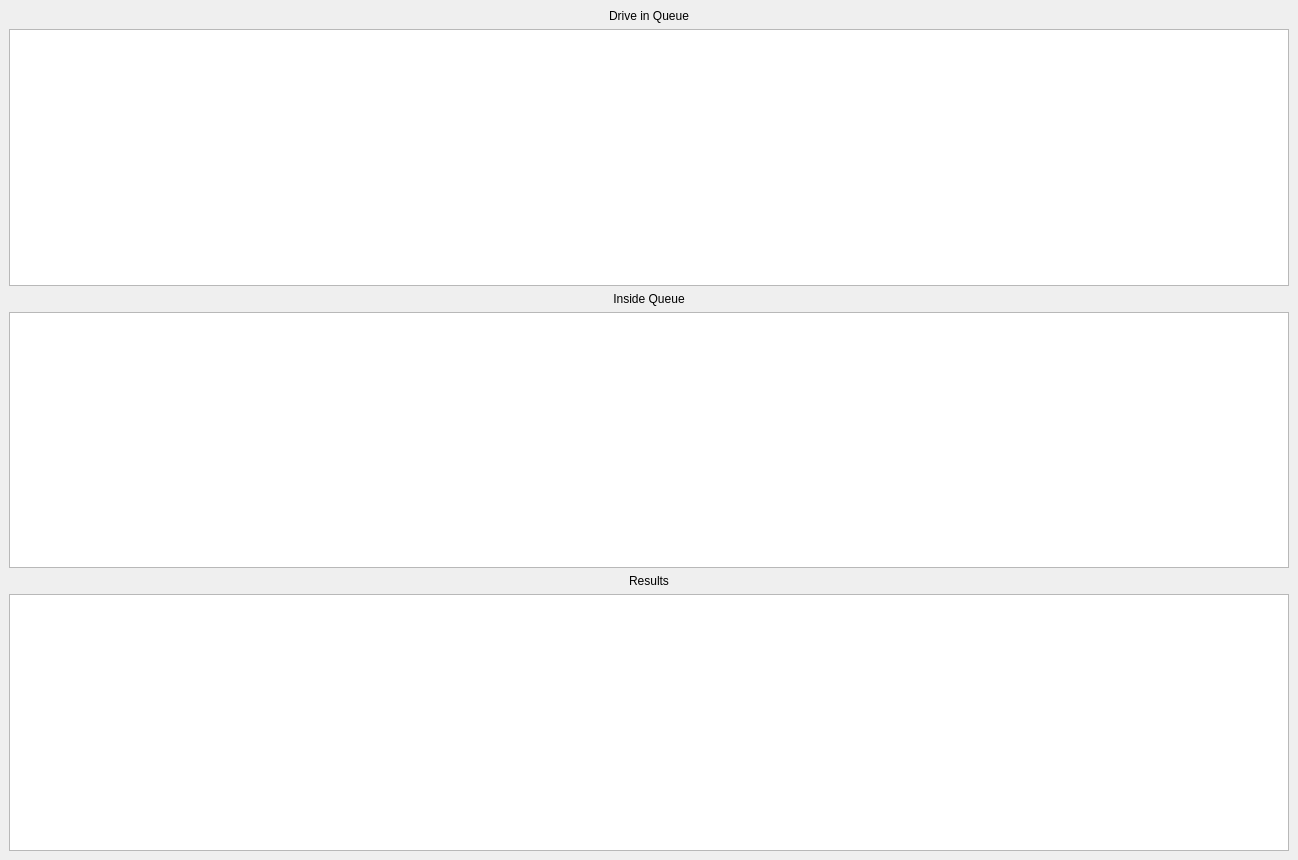
Before: the Qt Designer form runwindow.ui in ragrag/Queue-Simulation-QT, drawn with Qt 5.
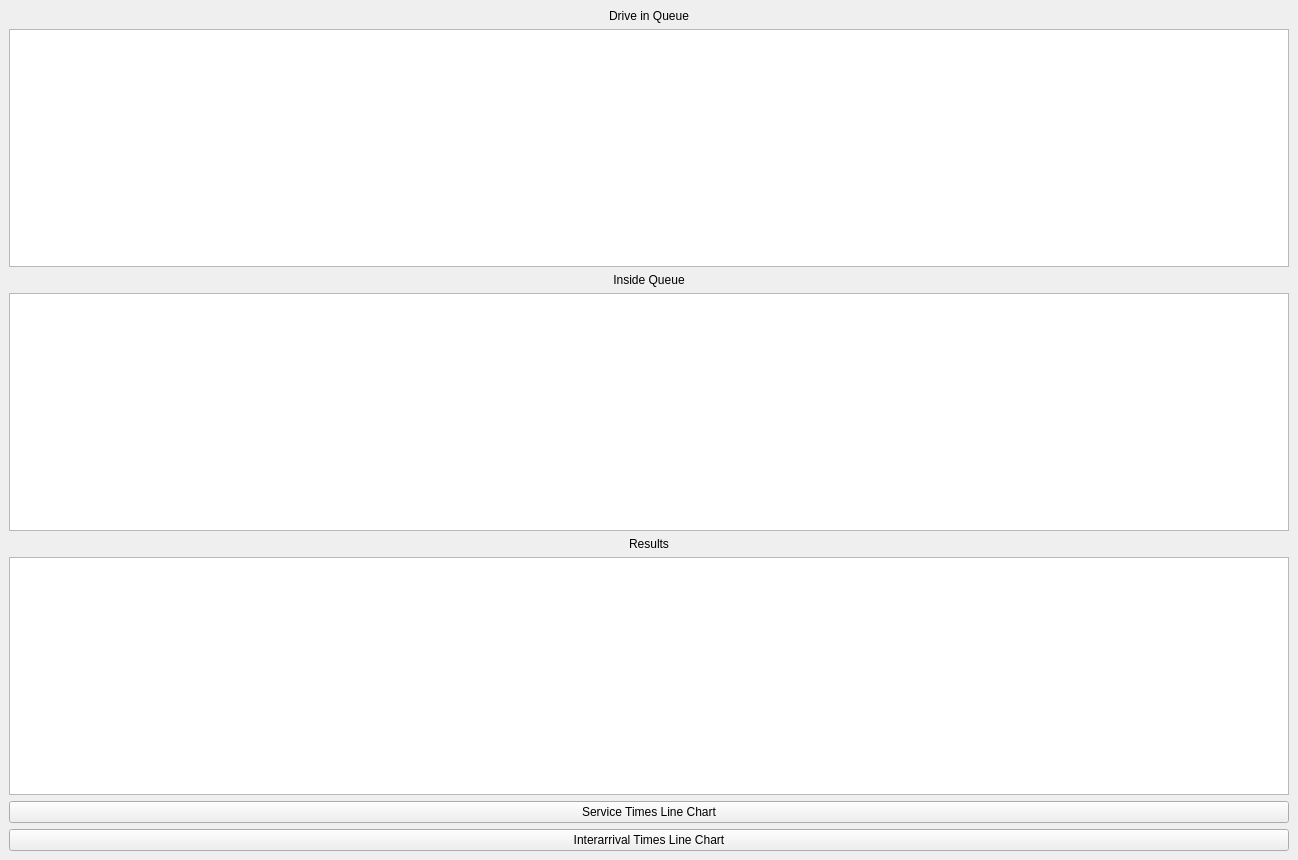
After: the same form once the commit is applied.

The edit to the form file:
```diff
--- a/runwindow.ui
+++ b/runwindow.ui
@@ -54,6 +54,23 @@
     <item>
      <widget class="QTableWidget" name="resultsTable"/>
     </item>
+    <item>
+     <layout class="QHBoxLayout" name="horizontalLayout"/>
+    </item>
+    <item>
+     <widget class="QPushButton" name="svcChartBtn">
+      <property name="text">
+       <string>Service Times Line Chart</string>
+      </property>
+     </widget>
+    </item>
+    <item>
+     <widget class="QPushButton" name="arrivalChartBtn">
+      <property name="text">
+       <string>Interarrival Times Line Chart</string>
+      </property>
+     </widget>
+    </item>
    </layout>
   </widget>
  </widget>
```
